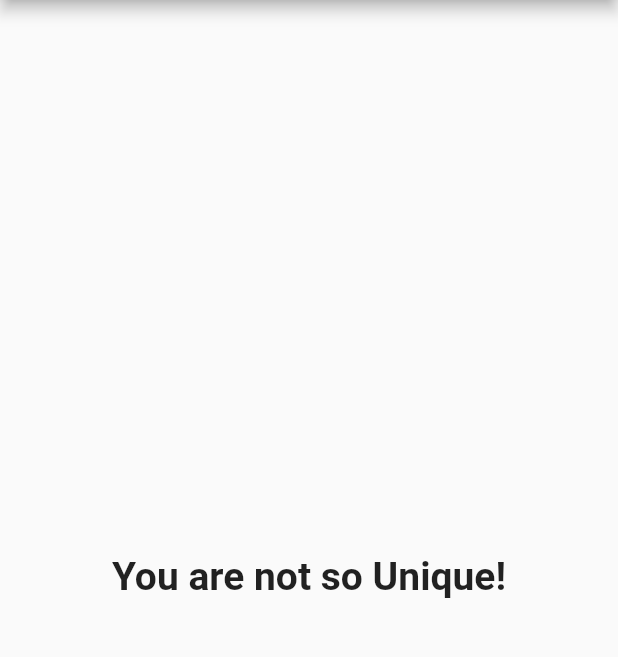
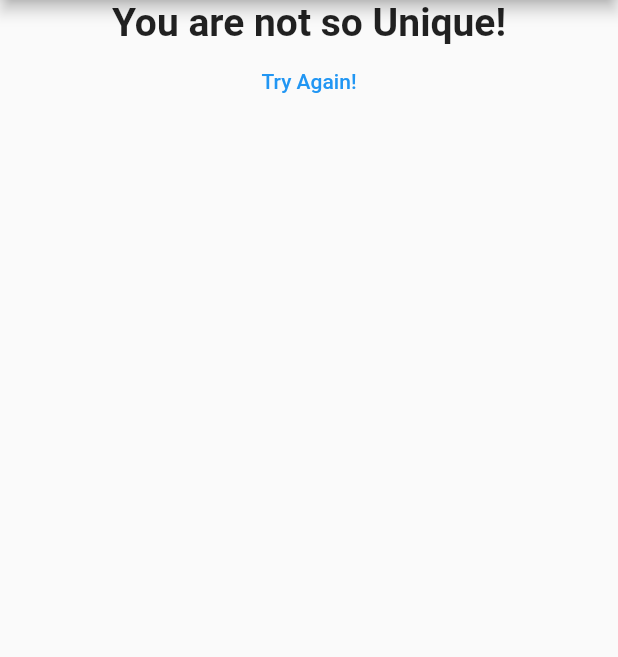
Before and after one commit to harshvarmora28/quizzes_flutter_app, a Flutter app: the screen it shows after launch, after a tap on "Black", after a tap on "Lion", after a tap on "Carry", on a phone screen of 412 x 824 dp, the part 84-741 px from its top. Run offline on Flutter 3.47's test engine with Material 2 defaults, Android fonts, the phone set to English and light mode, and no system bars.

Commit message:
almost done with the app

```diff
--- a/lib/main.dart
+++ b/lib/main.dart
@@ -19,6 +19,13 @@ class MyApp extends StatefulWidget {
 class _MyAppState extends State<MyApp> {
   var _questionIndex = 0;
   var _totalScore = 0;
+
+  void _resetQuiz() {
+    setState(() {
+      _questionIndex = 0;
+      _totalScore = 0;
+    });
+  }
 
   final _questions = const [
     {
@@ -77,7 +84,7 @@ class _MyAppState extends State<MyApp> {
               questionIndex: _questionIndex,
               questions: _questions,
             )
-          : Result(_totalScore),
+          : Result(_totalScore, _resetQuiz),
     ));
   }
 }
--- a/lib/result.dart
+++ b/lib/result.dart
@@ -2,8 +2,9 @@ import 'package:flutter/material.dart';
 
 class Result extends StatelessWidget {
   final int resultScore;
+  final Function resetHandler;
 
-  Result(this.resultScore);
+  Result(this.resultScore, this.resetHandler);
 
   String get resultPhrase {
     String resultText;
@@ -27,11 +28,18 @@ class Result extends StatelessWidget {
   @override
   Widget build(BuildContext context) {
     return Center(
-      child: Text(
-        resultPhrase,
-        style: TextStyle(fontSize: 26, fontWeight: FontWeight.bold),
-        textAlign: TextAlign.center,
-        ),
+      child: Column(
+        children: [
+          Text(
+            resultPhrase,
+            style: TextStyle(fontSize: 26, fontWeight: FontWeight.bold),
+            textAlign: TextAlign.center,
+            ),
+            FlatButton(child: Text("Try Again!"),
+             textColor: Colors.blue,
+             onPressed: resetHandler,)
+        ],
+      ),
     );
   }
 }
```
